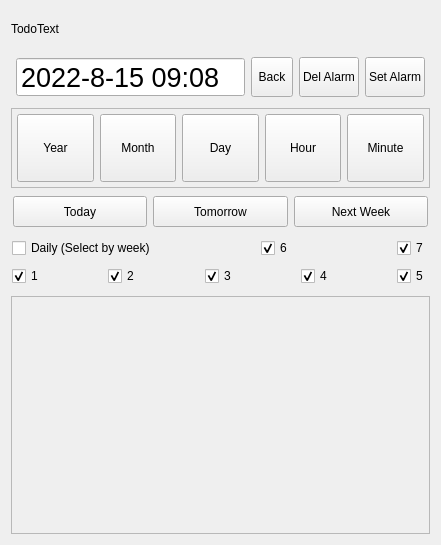
The window that src/msgdialog.ui (ic005k/Knot-Legacy) describes before a commit, drawn with Qt 5.
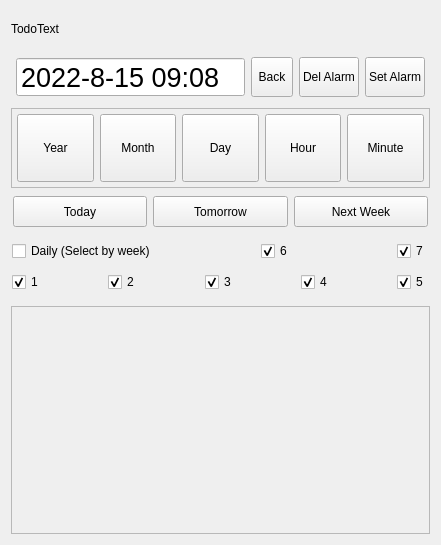
The same window after the commit.

What changed in the file:
```diff
--- a/src/msgdialog.ui
+++ b/src/msgdialog.ui
@@ -339,7 +339,7 @@
      <property name="maximumSize">
       <size>
        <width>16777215</width>
-       <height>55</height>
+       <height>65</height>
       </size>
      </property>
      <property name="frameShape">
```
